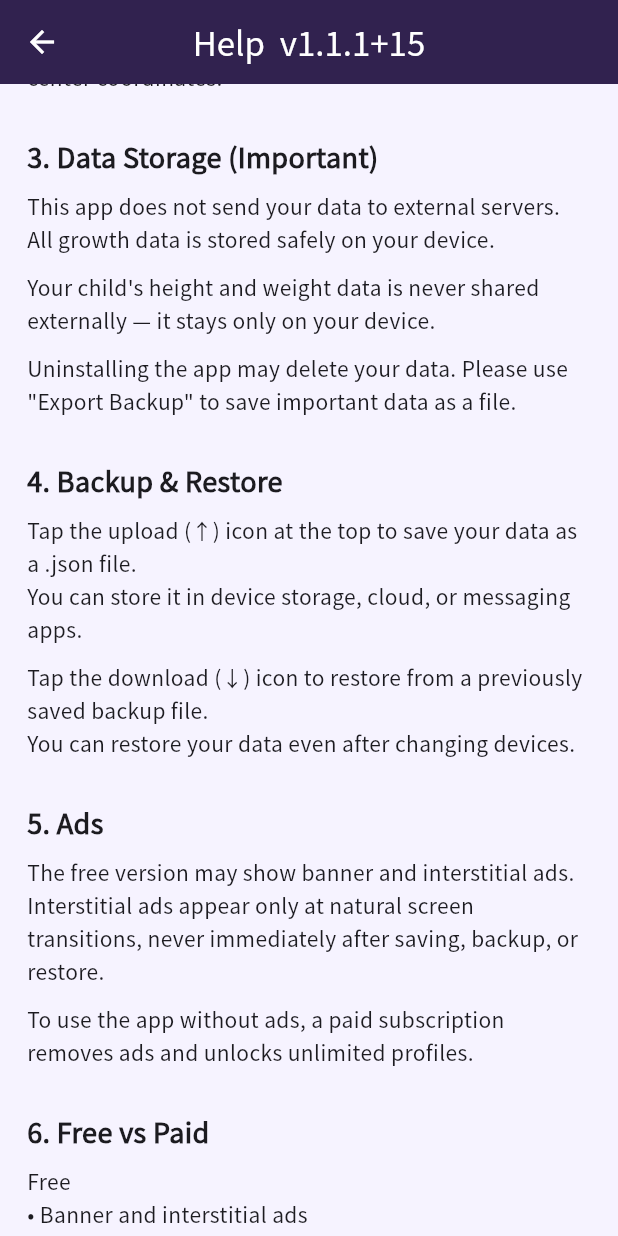
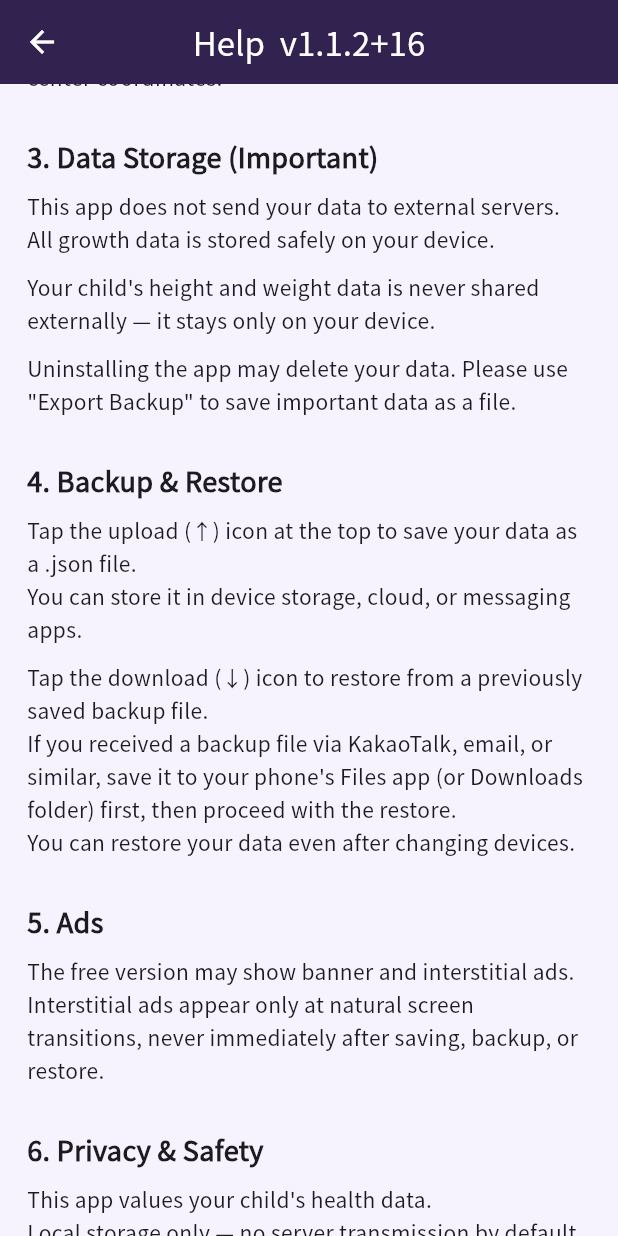
Before and after one commit to jeonbowon/growth_tracking_graph, a Flutter app: the screen it shows after launch, item 3 of the bottom bar chosen, scrolled down 576 dp, on a phone screen of 412 x 824 dp. Run offline on Flutter 3.47's test engine with Material 3 defaults, Android fonts, the light colour scheme and no system bars; our stand-ins replace fl_chart, google_mobile_ads, package_info_plus, share_plus, shared_preferences; missing offline and left inert: facebook_audience_network, file_selector, in_app_update; network calls fail.

Commit message:
release 1.1.2+16

```diff
--- a/lib/app_strings.dart
+++ b/lib/app_strings.dart
@@ -321,34 +321,20 @@ class AppStrings {
           : 'Tap the upload (↑) icon at the top to save your data as a .json file.\nYou can store it in device storage, cloud, or messaging apps.';
   static String get expSec4Body2 =>
       isKo
-          ? '다운로드(↓) 아이콘을 누르면 이전에 저장해둔 백업 파일을 다시 불러올 수 있습니다.\n기기를 바꾸더라도 백업 파일이 있다면 데이터를 복원할 수 있습니다.'
-          : 'Tap the download (↓) icon to restore from a previously saved backup file.\nYou can restore your data even after changing devices.';
+          ? '다운로드(↓) 아이콘을 누르면 이전에 저장해둔 백업 파일을 다시 불러올 수 있습니다.\n카카오톡, 메일 등으로 전달받은 백업 파일은 먼저 휴대폰 내 파일 앱(또는 다운로드 폴더)에 저장한 뒤 불러오기를 진행하세요.\n기기를 바꾸더라도 백업 파일이 있다면 데이터를 복원할 수 있습니다.'
+          : 'Tap the download (↓) icon to restore from a previously saved backup file.\nIf you received a backup file via KakaoTalk, email, or similar, save it to your phone\'s Files app (or Downloads folder) first, then proceed with the restore.\nYou can restore your data even after changing devices.';
   static String get expSec5Title => isKo ? '5. 광고 안내' : '5. Ads';
   static String get expSec5Body =>
       isKo
           ? '무료 버전에서는 배너 광고와 전면 광고가 표시될 수 있습니다. 전면 광고는 저장·백업·복원 직후가 아니라, 주요 화면으로 이동하는 자연스러운 전환 시점에만 제한적으로 표시됩니다.'
           : 'The free version may show banner and interstitial ads. Interstitial ads appear only at natural screen transitions, never immediately after saving, backup, or restore.';
-  static String get expSec5Body2 =>
-      isKo
-          ? '광고 없이 사용하고 싶으신 경우 유료 구독을 통해 광고 제거 및 프로필 제한 해제가 가능합니다.'
-          : 'To use the app without ads, a paid subscription removes ads and unlocks unlimited profiles.';
   static String get expSec6Title =>
-      isKo ? '6. 무료 / 유료 버전 차이' : '6. Free vs Paid';
+      isKo ? '6. 개인정보 및 안전성' : '6. Privacy & Safety';
   static String get expSec6Body1 =>
-      isKo
-          ? '무료 버전\n• 배너 및 전면 광고가 표시됩니다\n• 데이터는 기기 내부에 저장'
-          : 'Free\n• Banner and interstitial ads\n• Data stored on device';
-  static String get expSec6Body2 =>
-      isKo
-          ? '유료 버전 (월 구독)\n• 프로필 등록 제한 없음\n• 광고 없음\n• 향후 클라우드 저장 기능 지원 예정'
-          : 'Paid (subscription)\n• Unlimited profiles\n• No ads\n• Cloud storage coming soon';
-  static String get expSec7Title =>
-      isKo ? '7. 개인정보 및 안전성' : '7. Privacy & Safety';
-  static String get expSec7Body1 =>
       isKo
           ? '이 앱은 아이의 건강 데이터를 소중하게 생각합니다.\n기본적으로 서버 전송 없이 로컬 저장을 원칙으로 합니다.'
           : 'This app values your child\'s health data.\nLocal storage only — no server transmission by default.';
-  static String get expSec7Body2 =>
+  static String get expSec6Body2 =>
       isKo
           ? '사용자의 동의 없이 개인 데이터를 외부로 전송하지 않습니다.'
           : 'Personal data is never transmitted externally without your consent.';
--- a/lib/main.dart
+++ b/lib/main.dart
@@ -35,7 +35,6 @@ Future<void> _initAds() async {
       RequestConfiguration(
         testDeviceIds: [
           '2A17A469EEC2D5F0054CC27E08230F27',
-          '580515C2E9C58494D3CB6F94A93040C1',
         ],
       ),
     );
--- a/lib/page_app_explanation.dart
+++ b/lib/page_app_explanation.dart
@@ -113,15 +113,10 @@ class _PageAppExplanationState extends State<PageAppExplanation> {
 
               _sectionTitle(AppStrings.expSec5Title),
               _bodyText(AppStrings.expSec5Body),
-              _bodyText(AppStrings.expSec5Body2),
 
               _sectionTitle(AppStrings.expSec6Title),
               _bodyText(AppStrings.expSec6Body1),
               _bodyText(AppStrings.expSec6Body2),
-
-              _sectionTitle(AppStrings.expSec7Title),
-              _bodyText(AppStrings.expSec7Body1),
-              _bodyText(AppStrings.expSec7Body2),
 
               const SizedBox(height: 30),
             ],
--- a/pubspec.yaml
+++ b/pubspec.yaml
@@ -16,7 +16,7 @@ publish_to: 'none' # Remove this line if you wish to publish to pub.dev
 # https://developer.apple.com/library/archive/documentation/General/Reference/InfoPlistKeyReference/Articles/CoreFoundationKeys.html
 # In Windows, build-name is used as the major, minor, and patch parts
 # of the product and file versions while build-number is used as the build suffix.
-version: 1.1.1+15
+version: 1.1.2+16
 
 environment:
   sdk: ^3.8.1
```
Also changed, not shown: lib/ad_service.dart (+13 -5 lines), lib/common_banner.dart (+8 -1 lines), 3 other files.
